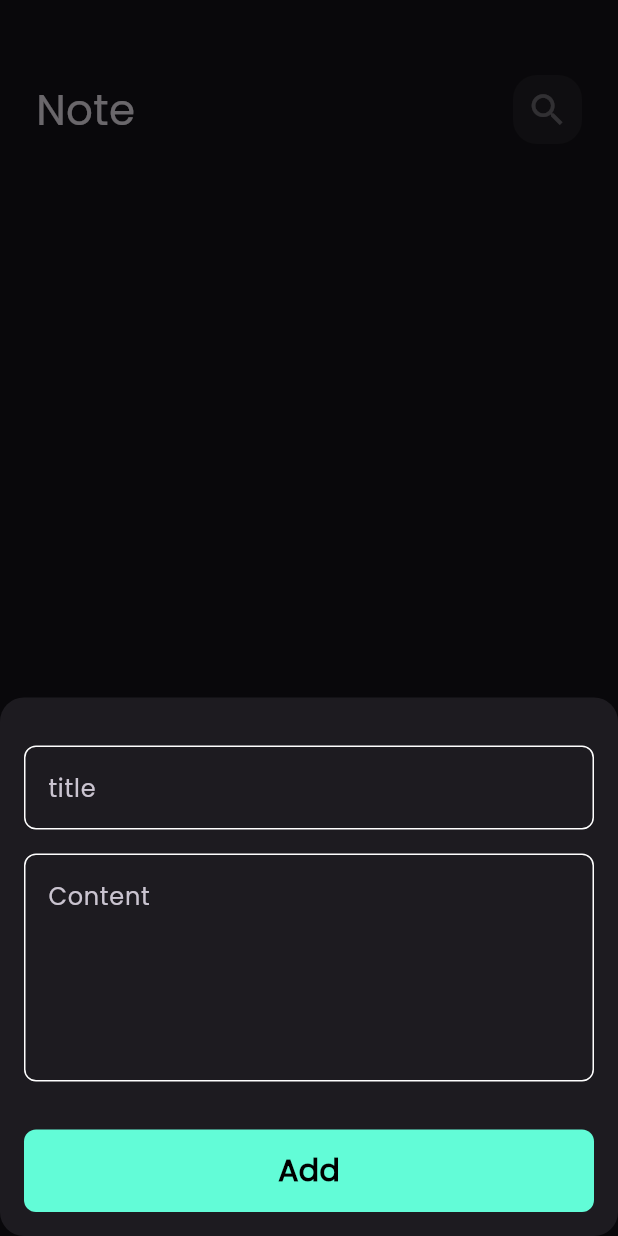
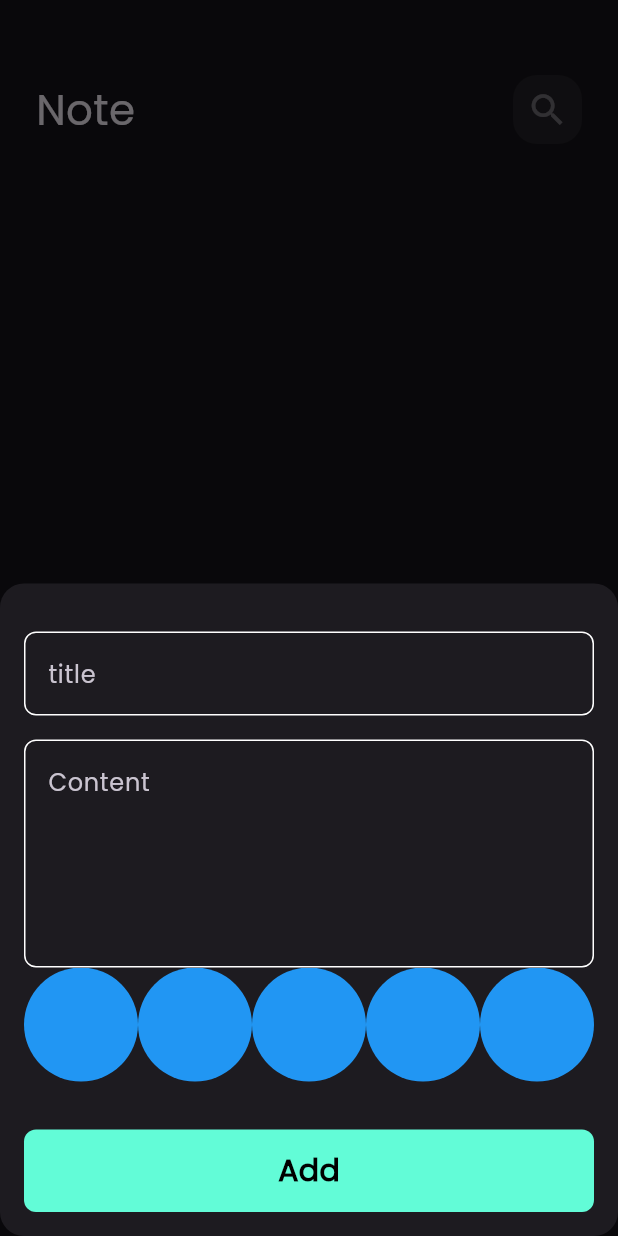
Before and after one commit to Shehab-Emad20/Notes_App, a Flutter app: the screen it shows after launch, after a tap on the "add" icon, on a phone screen of 412 x 824 dp. Run offline on Flutter 3.47's test engine with Material 3 defaults, Android fonts, the phone set to English and light mode, and no system bars; our stand-ins replace bloc, flutter_bloc, font_awesome_flutter, hive, hive_flutter; accounts and stored records are empty.

Commit message:
Create colors list part one

```diff
--- a/lib/views/widgets/add_note_bottom_sheet.dart
+++ b/lib/views/widgets/add_note_bottom_sheet.dart
@@ -28,7 +28,9 @@ class AddNoteBotomSheet extends StatelessWidget {
                     left: 16,
                     right: 16,
                     bottom: MediaQuery.of(context).viewInsets.bottom),
-                child: const SingleChildScrollView(child: AddNewNoteForm()),
+                child: const SingleChildScrollView(
+                  child: AddNewNoteForm(),
+                ),
               ));
         },
       ),
--- a/lib/views/widgets/add_note_form.dart
+++ b/lib/views/widgets/add_note_form.dart
@@ -3,6 +3,7 @@ import 'package:flutter_bloc/flutter_bloc.dart';
 import 'package:intl/intl.dart';
 import 'package:notes_app/cubits/add_note_cubit/add_note_cubit.dart';
 import 'package:notes_app/models/note_model.dart';
+import 'package:notes_app/views/widgets/colors_list_view.dart';
 import 'package:notes_app/views/widgets/custom_button.dart';
 import 'package:notes_app/views/widgets/custom_text_field.dart';
 
@@ -45,6 +46,7 @@ class _AddNewNoteFormState extends State<AddNewNoteForm> {
             hint: 'Content',
             maxLines: 5,
           ),
+          const ColorListView(),
           const SizedBox(
             height: 32,
           ),
--- /dev/null
+++ b/lib/views/widgets/colors_list_view.dart
@@ -0,0 +1,31 @@
+import 'package:flutter/material.dart';
+
+class ColorItem extends StatelessWidget {
+  const ColorItem({super.key});
+
+  @override
+  Widget build(BuildContext context) {
+    return const CircleAvatar(
+      radius: 38,
+      backgroundColor: Colors.blue,
+    );
+  }
+}
+
+class ColorListView extends StatelessWidget {
+  const ColorListView({super.key});
+
+  @override
+  Widget build(BuildContext context) {
+    return SizedBox(
+      height: 38 * 2,
+      child: ListView.builder(
+        itemCount: 10,
+        scrollDirection: Axis.horizontal,
+        itemBuilder: (context, index) {
+          return const ColorItem();
+        },
+      ),
+    );
+  }
+}
```
